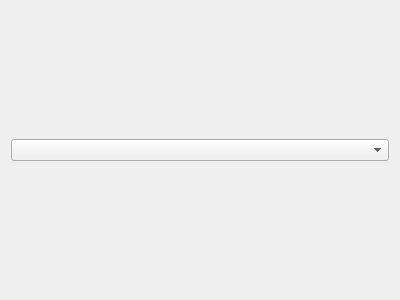
Before: the Qt Designer form obslight/ObsLightGui/ui/wizard_chooseArchitecture.ui in ronan22/obs-light, drawn with Qt 5.
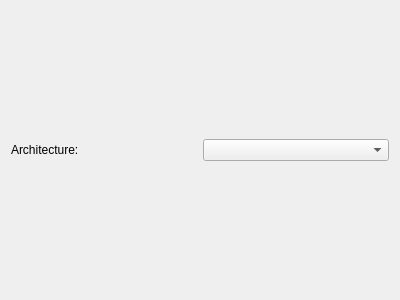
After: the same form once the commit is applied.

What changed in the file:
```diff
--- a/obslight/ObsLightGui/ui/wizard_chooseArchitecture.ui
+++ b/obslight/ObsLightGui/ui/wizard_chooseArchitecture.ui
@@ -22,14 +22,27 @@
   <attribute name="pageId">
    <string notr="true">7</string>
   </attribute>
-  <layout class="QVBoxLayout" name="verticalLayout">
-   <item>
+  <layout class="QGridLayout" name="gridLayout">
+   <item row="1" column="1">
     <widget class="QComboBox" name="architectureComboBox">
      <property name="locale">
       <locale language="English" country="UnitedStates"/>
      </property>
     </widget>
    </item>
+   <item row="1" column="0">
+    <widget class="QLabel" name="label">
+     <property name="sizePolicy">
+      <sizepolicy hsizetype="Minimum" vsizetype="Preferred">
+       <horstretch>0</horstretch>
+       <verstretch>0</verstretch>
+      </sizepolicy>
+     </property>
+     <property name="text">
+      <string>Architecture:</string>
+     </property>
+    </widget>
+   </item>
   </layout>
  </widget>
  <resources/>
```
